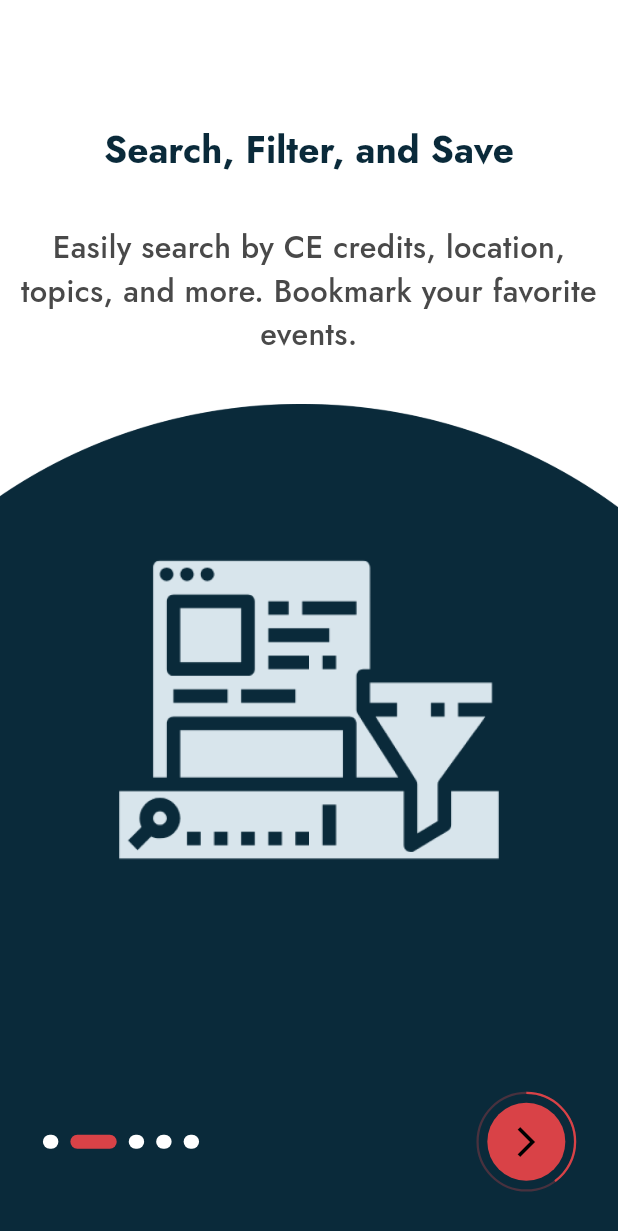
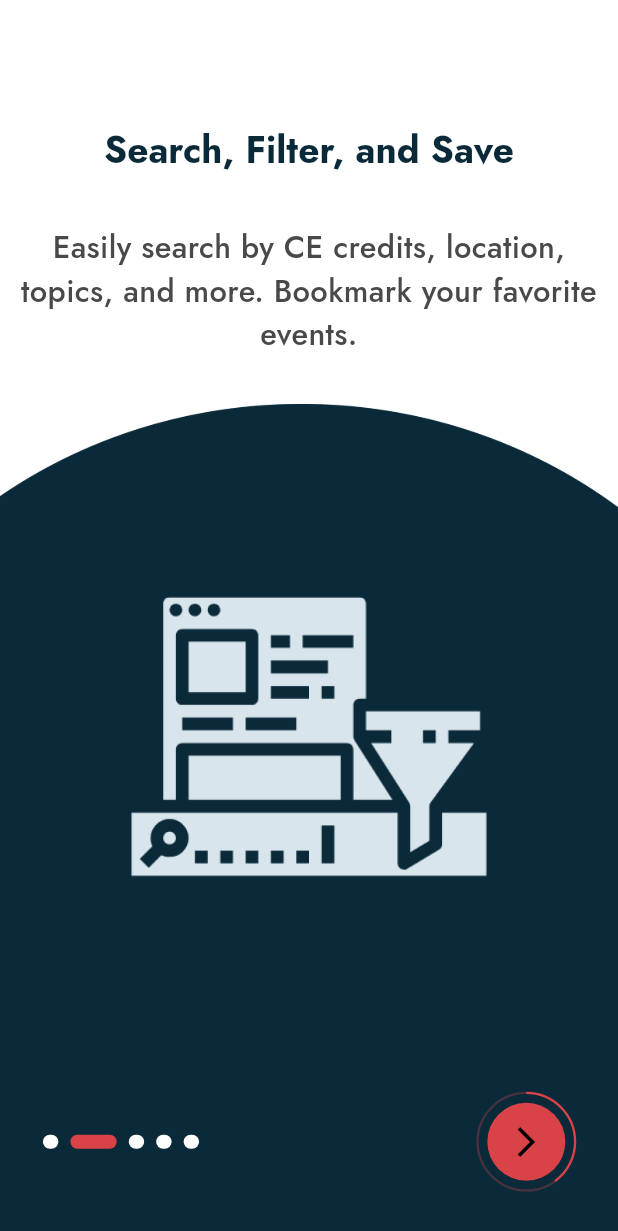
Before and after one commit to Shees-Ali1/Quandry, a Flutter app: the screen it shows after launch, after a tap on the "arrow forward ios" icon, on a phone screen of 412 x 824 dp. Shown: the top 1231 px of the screen. Run offline on Flutter 3.47's test engine with Material 3 defaults, Android fonts, the phone set to English and light mode, and no system bars; drawn by our look-alikes of smooth_page_indicator; our stand-ins replace animated_notch_bottom_bar, flutter_screenutil, font_awesome_flutter, get, google_fonts, image_picker and 1 more.

Commit message:
first commit

```diff
--- a/lib/const/images.dart
+++ b/lib/const/images.dart
@@ -1,6 +1,7 @@
 class AppImages {
   static const quanderyLogo = 'assets/images/qwandery.png';
-  static const quanderySplash = 'assets/images/onboarding_ellipse.png';
+  static const quanderyText = 'assets/images/qwandery_logo.png';
+
   static const onboard1 = 'assets/images/onboard1.png';
   static const onboard2 = 'assets/images/onboard2.png';
   static const onboard3 = 'assets/images/onboard3.png';
--- a/lib/main.dart
+++ b/lib/main.dart
@@ -1,11 +1,12 @@
 import 'package:flutter/material.dart';
 import 'package:flutter_screenutil/flutter_screenutil.dart';
 import 'package:get/get.dart';
-import 'package:quandry/Homepage/homepage.dart';
+
 import 'package:quandry/auth/login.dart';
 import 'package:quandry/auth/signup.dart';
 import 'package:quandry/bottom_nav/bottom_nav.dart';
 import 'package:quandry/onboarding/main_onbaording.dart';
+import 'package:quandry/onboarding/splash_Screen.dart';
 
 import 'auth/forgotPassword/forgot_password.dart';
 import 'auth/forgotPassword/forgot_phone_auth.dart';
@@ -29,7 +30,7 @@ class MyApp extends StatelessWidget {
         return GetMaterialApp(
           debugShowCheckedModeBanner: false,
           title: 'QWANDERY',
-          home: MainOnBoardingView(),
+          home: SplashScreen(),
         );
       },
     );
--- a/lib/onboarding/onboardThree.dart
+++ b/lib/onboarding/onboardThree.dart
@@ -64,13 +64,15 @@ class OnBoardingThree extends StatelessWidget {
                       image: AssetImage(AppImages.onboardingellipse),
                       fit: BoxFit.fill)),
               child: Column(
+                mainAxisAlignment: MainAxisAlignment.center,
+                crossAxisAlignment: CrossAxisAlignment.center,
                 children: [
+                  // SizedBox(
+                  //   height: 63.h,
+                  // ),
                   SizedBox(
-                    height: 93.h,
-                  ),
-                  SizedBox(
-                      height: 263.h,
-                      width: 266.w,
+                      height: 286.h,
+                      width: 272.w,
                       child: Image.asset(
                         AppImages.onboard3,
                         fit: BoxFit.contain,
--- a/lib/onboarding/onboardingOne.dart
+++ b/lib/onboarding/onboardingOne.dart
@@ -65,6 +65,7 @@ class OnBoardingOne extends StatelessWidget {
               width: double.infinity,
               decoration: BoxDecoration(
                 image: DecorationImage(
+
                   image: AssetImage(AppImages.onboardingellipse,),
                   fit: BoxFit.fill,
                 ),
@@ -72,19 +73,19 @@ class OnBoardingOne extends StatelessWidget {
               child: Column(
                 children: [
                   SizedBox(
-                    height: 93.h,
+                    height: 101.h,
                   ),
                   SizedBox(
-                    height: 236.h,
-                    width: 264.w,
+                    height: 256.h,
+                    width: 249.w,
                     child: Image.asset(
                       AppImages.onboard1,
                       fit: BoxFit.contain,
                     ),
                   ),
-                  SizedBox(
-                    height: 60.h,
-                  ),
+                  // SizedBox(
+                  //   height: 60.h,
+                  // ),
                 ],
               ),
             ),
--- a/lib/onboarding/onboardingTwo.dart
+++ b/lib/onboarding/onboardingTwo.dart
@@ -68,18 +68,15 @@ class OnBoardingTwo extends StatelessWidget {
               child: Column(
                 children: [
                   SizedBox(
-                    height: 67.h,
+                    height: 96.h,
                   ),
                   SizedBox(
-                      height: 274.h,
-                      width: 309.w,
+                      height: 250.h,
+                      width: 321.w,
                       child: Image.asset(
                         AppImages.onboard2,
                         fit: BoxFit.contain,
                       )),
-                  SizedBox(
-                    height: 50.h,
-                  ),
 
                 ],
               ),
--- /dev/null
+++ b/lib/onboarding/splash_Screen.dart
@@ -0,0 +1,38 @@
+import 'package:flutter/cupertino.dart';
+import 'package:flutter/material.dart';
+import 'package:quandry/const/colors.dart';
+import 'package:quandry/const/images.dart';
+import 'package:flutter_screenutil/flutter_screenutil.dart';
+import 'package:get/get.dart';
+import 'main_onbaording.dart';
+
+class SplashScreen extends StatefulWidget {
+  const SplashScreen({super.key});
+
+  @override
+  State<SplashScreen> createState() => _SplashScreenState();
+}
+
+class _SplashScreenState extends State<SplashScreen> {
+  @override
+  Widget build(BuildContext context) {
+    Future.delayed(const Duration(seconds: 2), () {
+      Get.to(()=>MainOnBoardingView());
+
+
+    });
+    return  Scaffold(
+      backgroundColor: AppColors.blueColor,
+
+      body: Column(
+
+        children: [
+          SizedBox(height: 267.h,),
+          Center(child: Image.asset(AppImages.quanderyLogo,height: 133.h,width: 133.w,)),
+          SizedBox(height: 38.h,),
+          Image.asset(AppImages.quanderyText,height: 37.h,width: 296.w,)
+        ],
+      ),
+    );
+  }
+}
```
